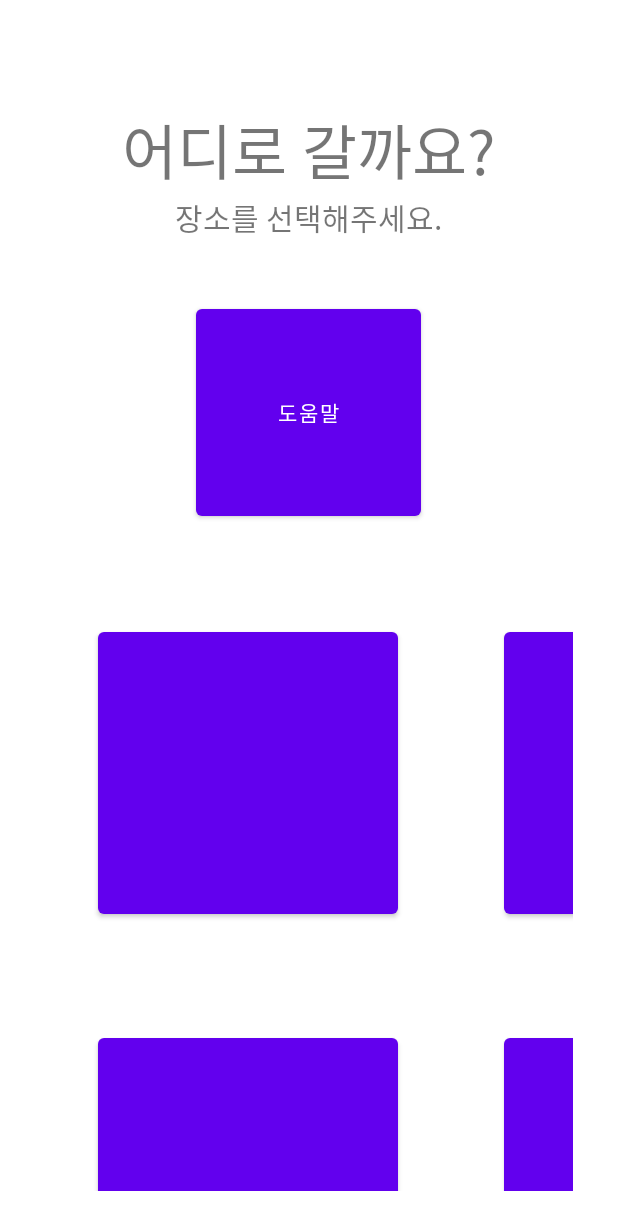
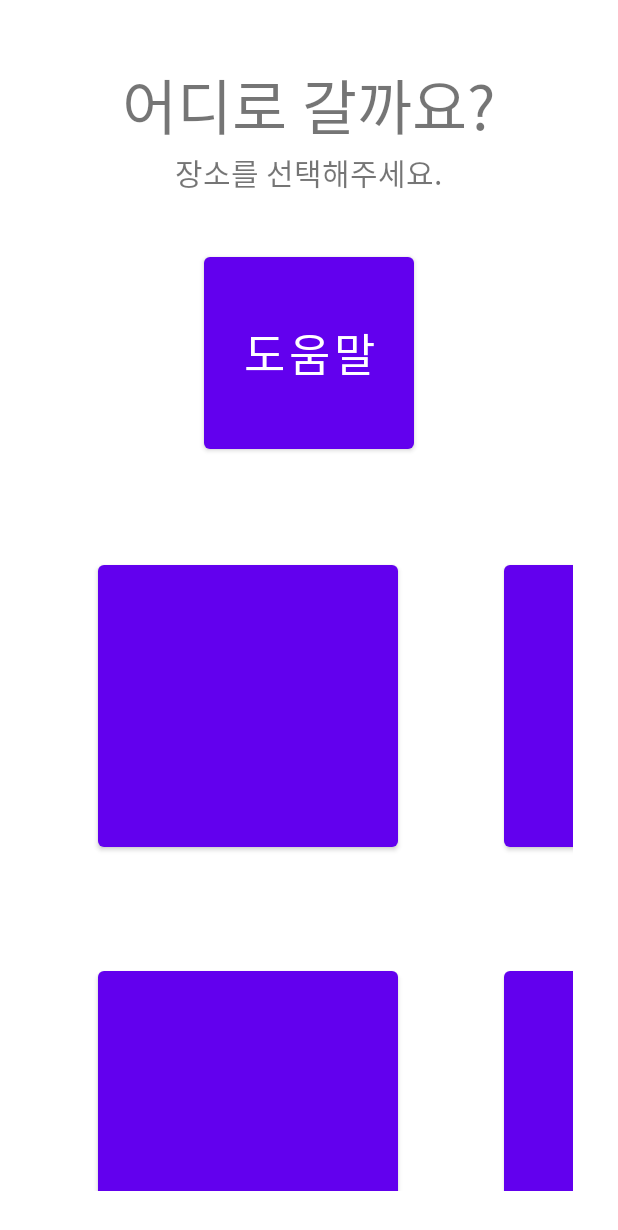
Before and after one commit to xodus5/key_1, an Android app: the screen it shows after launch (MainActivity), on a phone screen of 412 x 824 dp. Shown: the top 1230 px of the screen. Run offline under Robolectric (Android 15) with nearby library versions, the phone set to English and light mode, and no system bars.

Commit message:
레이아웃 크기 변경

```diff
--- a/app/src/main/res/layout/activity_main.xml
+++ b/app/src/main/res/layout/activity_main.xml
@@ -18,7 +18,7 @@
             android:layout_width="wrap_content"
             android:layout_height="wrap_content"
             android:text="어디로 갈까요?"
-            android:layout_marginTop="70dp"
+            android:layout_marginTop="40dp"
             android:gravity="center"
             android:textSize="40sp"/>
         <TextView
@@ -29,9 +29,10 @@
             android:textSize="20sp"/>
 
         <Button
-            android:layout_width="150dp"
-            android:layout_height="150dp"
-            android:layout_marginTop="20dp"
+            android:layout_width="140dp"
+            android:layout_height="140dp"
+            android:layout_marginTop="15dp"
+            android:textSize="30sp"
             android:text="도움말"/>
     </LinearLayout>
 
```
